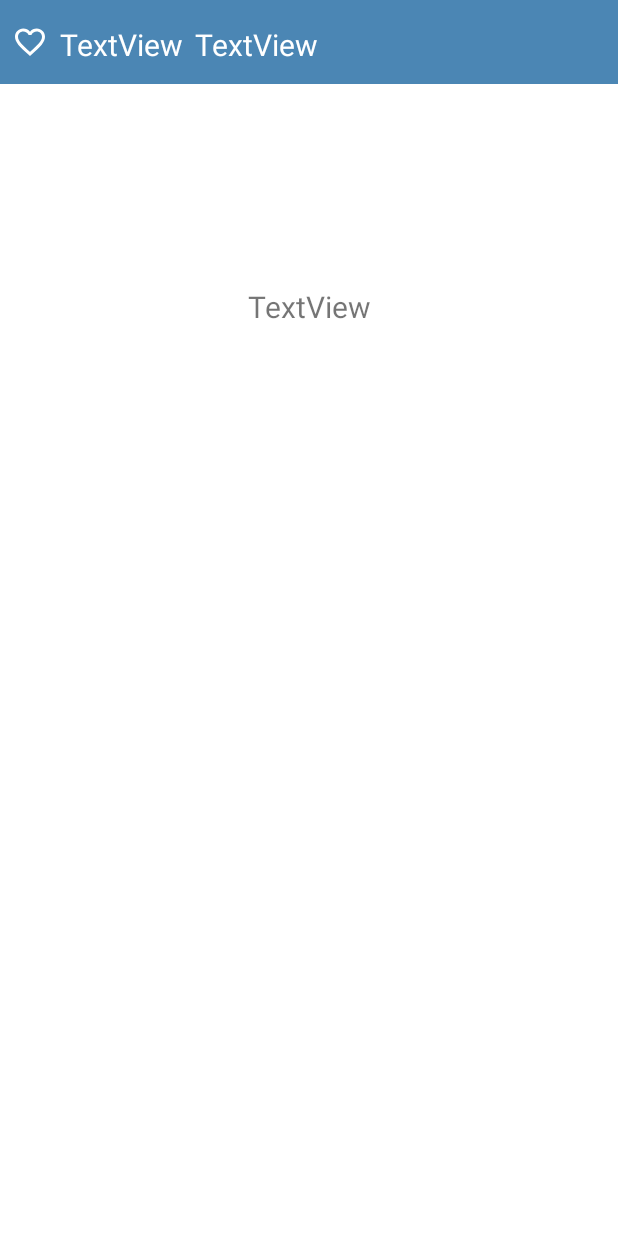
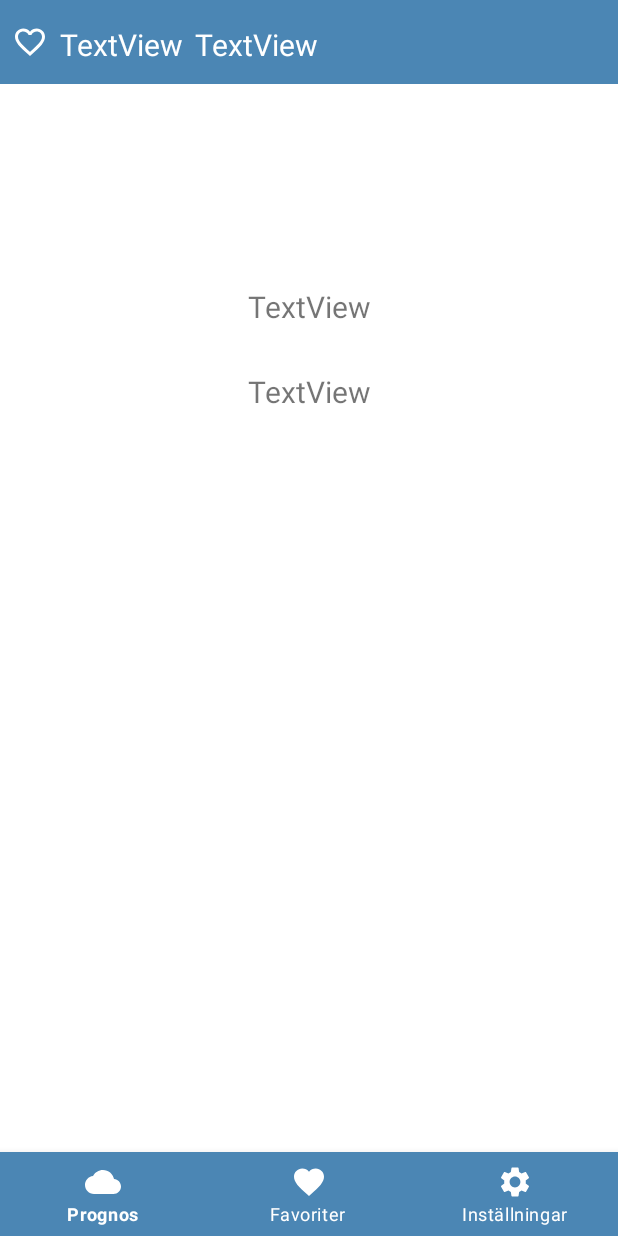
Before and after one commit to alrydb/VaderApp, an Android app: the layout activity_main.xml on its own in the app's theme, with its tools: preview values and no code run, on a phone screen of 412 x 824 dp. Run offline under Robolectric (Android 15) with nearby library versions, the phone set to English and light mode, and no system bars.

Commit message:
bottom nav, ikon

```diff
--- a/app/build.gradle
+++ b/app/build.gradle
@@ -53,16 +53,19 @@ dependencies {
     // Plats
     implementation 'com.google.android.gms:play-services-location:19.0.1'
 
-    // Hantera behörigheter (permissions)
+    // Dexter - hantera behörigheter (permissions)
     implementation 'com.karumi:dexter:6.2.3'
 
-    // Retrofit
+    // Retrofit - hantera api
     implementation 'com.squareup.retrofit2:retrofit:2.9.0'
     implementation 'com.squareup.retrofit2:converter-gson:2.9.0'
 
     // Gson
     implementation 'com.google.code.gson:gson:2.9.0'
 
+    //Picasso - ladda in bilder från url
+    implementation 'com.squareup.picasso:picasso:2.71828'
+
 
     testImplementation 'junit:junit:4.+'
     androidTestImplementation 'androidx.test.ext:junit:1.1.3'
--- a/app/src/main/java/com/alrydb/vderapp/main/view/MainActivity.kt
+++ b/app/src/main/java/com/alrydb/vderapp/main/view/MainActivity.kt
@@ -26,12 +26,15 @@ import com.karumi.dexter.MultiplePermissionsReport
 import com.karumi.dexter.PermissionToken
 import com.karumi.dexter.listener.PermissionRequest
 import com.karumi.dexter.listener.multi.MultiplePermissionsListener
+import com.squareup.picasso.Picasso
 import java.security.AccessController.getContext
+import java.util.*
 
 class MainActivity : AppCompatActivity() {
 
     private lateinit var viewModel: WeatherInfoViewModel
     private lateinit var binding : ActivityMainBinding
+    private var currentTime : Date = Calendar.getInstance().time
 
 
     // Skapa menyn
@@ -80,12 +83,20 @@ class MainActivity : AppCompatActivity() {
 
 
 
+        // Observera viewmodel
         viewModel.myResponse.observe(this, Observer { response ->
             Log.i("response", response.id.toString())
             Log.i("response", response.visibility.toString())
+            Log.i("response", response.weather[0].icon)
+
+            // Visa väderdata för nuvarande plats och tid
             binding.cityName.text = response.name
             binding.countryName.text = response.sys.country
-            binding.currentTemp.text = "Temperatur nu: " + response.main.temp.toString().substringBefore(".") + "°C"
+            binding.currentTemp.text = "Temp: " + response.main.temp.toString().substringBefore(".") + "°C"
+            binding.currentTime.text = currentTime.toString()
+            // Hämta ikon från api
+            val uri = "https://openweathermap.org/img/w/" + response.weather[0].icon + ".png"
+            Picasso.get().load(uri).into(binding.iconWeather)
 
 
 
--- /dev/null
+++ b/app/src/main/res/drawable/ic_favorite.xml
@@ -0,0 +1,5 @@
+<vector android:height="24dp" android:tint="#FFFFFF"
+    android:viewportHeight="24" android:viewportWidth="24"
+    android:width="24dp" xmlns:android="http://schemas.android.com/apk/res/android">
+    <path android:fillColor="@android:color/white" android:pathData="M12,21.35l-1.45,-1.32C5.4,15.36 2,12.28 2,8.5 2,5.42 4.42,3 7.5,3c1.74,0 3.41,0.81 4.5,2.09C13.09,3.81 14.76,3 16.5,3 19.58,3 22,5.42 22,8.5c0,3.78 -3.4,6.86 -8.55,11.54L12,21.35z"/>
+</vector>
--- /dev/null
+++ b/app/src/main/res/drawable/ic_forecast.xml
@@ -0,0 +1,5 @@
+<vector android:height="24dp" android:tint="#FFFFFF"
+    android:viewportHeight="24" android:viewportWidth="24"
+    android:width="24dp" xmlns:android="http://schemas.android.com/apk/res/android">
+    <path android:fillColor="@android:color/white" android:pathData="M19.35,10.04C18.67,6.59 15.64,4 12,4 9.11,4 6.6,5.64 5.35,8.04 2.34,8.36 0,10.91 0,14c0,3.31 2.69,6 6,6h13c2.76,0 5,-2.24 5,-5 0,-2.64 -2.05,-4.78 -4.65,-4.96z"/>
+</vector>
--- /dev/null
+++ b/app/src/main/res/drawable/ic_settings.xml
@@ -0,0 +1,5 @@
+<vector android:height="24dp" android:tint="#FFFFFF"
+    android:viewportHeight="24" android:viewportWidth="24"
+    android:width="24dp" xmlns:android="http://schemas.android.com/apk/res/android">
+    <path android:fillColor="@android:color/white" android:pathData="M19.14,12.94c0.04,-0.3 0.06,-0.61 0.06,-0.94c0,-0.32 -0.02,-0.64 -0.07,-0.94l2.03,-1.58c0.18,-0.14 0.23,-0.41 0.12,-0.61l-1.92,-3.32c-0.12,-0.22 -0.37,-0.29 -0.59,-0.22l-2.39,0.96c-0.5,-0.38 -1.03,-0.7 -1.62,-0.94L14.4,2.81c-0.04,-0.24 -0.24,-0.41 -0.48,-0.41h-3.84c-0.24,0 -0.43,0.17 -0.47,0.41L9.25,5.35C8.66,5.59 8.12,5.92 7.63,6.29L5.24,5.33c-0.22,-0.08 -0.47,0 -0.59,0.22L2.74,8.87C2.62,9.08 2.66,9.34 2.86,9.48l2.03,1.58C4.84,11.36 4.8,11.69 4.8,12s0.02,0.64 0.07,0.94l-2.03,1.58c-0.18,0.14 -0.23,0.41 -0.12,0.61l1.92,3.32c0.12,0.22 0.37,0.29 0.59,0.22l2.39,-0.96c0.5,0.38 1.03,0.7 1.62,0.94l0.36,2.54c0.05,0.24 0.24,0.41 0.48,0.41h3.84c0.24,0 0.44,-0.17 0.47,-0.41l0.36,-2.54c0.59,-0.24 1.13,-0.56 1.62,-0.94l2.39,0.96c0.22,0.08 0.47,0 0.59,-0.22l1.92,-3.32c0.12,-0.22 0.07,-0.47 -0.12,-0.61L19.14,12.94zM12,15.6c-1.98,0 -3.6,-1.62 -3.6,-3.6s1.62,-3.6 3.6,-3.6s3.6,1.62 3.6,3.6S13.98,15.6 12,15.6z"/>
+</vector>
--- a/app/src/main/res/layout/activity_main.xml
+++ b/app/src/main/res/layout/activity_main.xml
@@ -6,7 +6,7 @@
     android:layout_height="match_parent"
     tools:context=".main.view.MainActivity">
 
-
+    <!-- Top nav start -->
     <androidx.appcompat.widget.Toolbar
         android:id="@+id/toolbar_nav"
         android:layout_width="match_parent"
@@ -16,6 +16,7 @@
         app:layout_constraintStart_toStartOf="parent"
         app:layout_constraintTop_toTopOf="parent"
         android:theme="@style/CustomToolbarStyle"/>
+
 
     <TextView
         android:id="@+id/city_name"
@@ -50,8 +51,12 @@
         app:layout_constraintTop_toTopOf="parent"
         app:srcCompat="@drawable/ic_favorite_border" />
 
+    <!-- Top nav slut -->
+
+
+
     <TextView
-        android:id="@+id/current_temp"
+        android:id="@+id/current_time"
         android:layout_width="wrap_content"
         android:layout_height="wrap_content"
         android:layout_marginBottom="416dp"
@@ -64,5 +69,42 @@
         app:layout_constraintTop_toTopOf="parent"></TextView>
 
 
+    <!-- Bottom nav -->
+    <TextView
+        android:id="@+id/current_temp"
+        android:layout_width="wrap_content"
+        android:layout_height="wrap_content"
+        android:layout_marginBottom="416dp"
+        android:gravity="center"
+        android:text="TextView"
+        android:textSize="20sp"
+        app:layout_constraintBottom_toBottomOf="parent"
+        app:layout_constraintHorizontal_bias="0.501"
+        app:layout_constraintLeft_toLeftOf="parent"
+        app:layout_constraintRight_toRightOf="parent"
+        app:layout_constraintTop_toTopOf="@id/current_time"
+        app:layout_constraintVertical_bias="0.298"></TextView>
+
+    <com.google.android.material.bottomnavigation.BottomNavigationView
+        android:id="@+id/bottom_nav"
+        android:layout_width="match_parent"
+        android:layout_height="wrap_content"
+        android:background="?android:attr/windowBackground"
+        app:itemBackground="@color/colorPrimary"
+        app:itemIconTint="@color/white"
+        app:itemTextColor="@color/white"
+        app:layout_constraintBottom_toBottomOf="parent"
+        app:layout_constraintStart_toStartOf="parent"
+        app:menu="@menu/nav_menu"></com.google.android.material.bottomnavigation.BottomNavigationView>
+
+    <ImageView
+        android:id="@+id/icon_weather"
+        android:layout_width="64dp"
+        android:layout_height="64dp"
+        android:scaleType="fitXY"
+        android:layout_marginEnd="32dp"
+        app:layout_constraintEnd_toStartOf="@+id/current_temp"
+        app:layout_constraintTop_toTopOf="@+id/current_temp"
+        app:srcCompat="@drawable/ic_forecast" />
 
 </androidx.constraintlayout.widget.ConstraintLayout>
--- /dev/null
+++ b/app/src/main/res/menu/nav_menu.xml
@@ -0,0 +1,26 @@
+<?xml version="1.0" encoding="utf-8"?>
+<menu xmlns:android="http://schemas.android.com/apk/res/android">
+
+    <item
+        android:id="@+id/forecast"
+        android:icon="@drawable/ic_forecast"
+        android:title="@string/ic_forecast">
+    </item>
+
+    <item
+        android:id="@+id/favorite"
+        android:icon="@drawable/ic_favorite"
+        android:title="@string/ic_favorite">
+    </item>
+
+    <item
+        android:id="@+id/settings"
+        android:icon="@drawable/ic_settings"
+        android:title="@string/ic_settings">
+    </item>
+
+
+
+
+
+</menu>
--- a/app/src/main/res/values/strings.xml
+++ b/app/src/main/res/values/strings.xml
@@ -1,4 +1,7 @@
 <resources>
     <string name="app_name"></string>
     <string name="search_title">Search</string>
+    <string name="ic_forecast">Prognos</string>
+    <string name="ic_favorite">Favoriter</string>
+    <string name="ic_settings">Inställningar</string>
 </resources>
```
